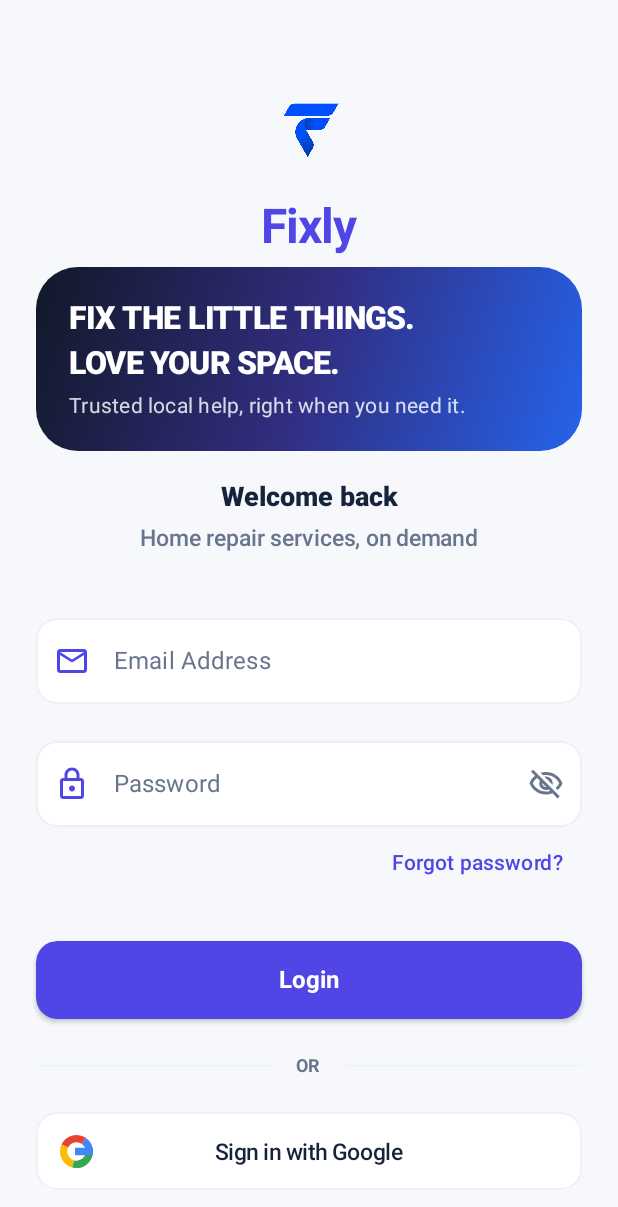
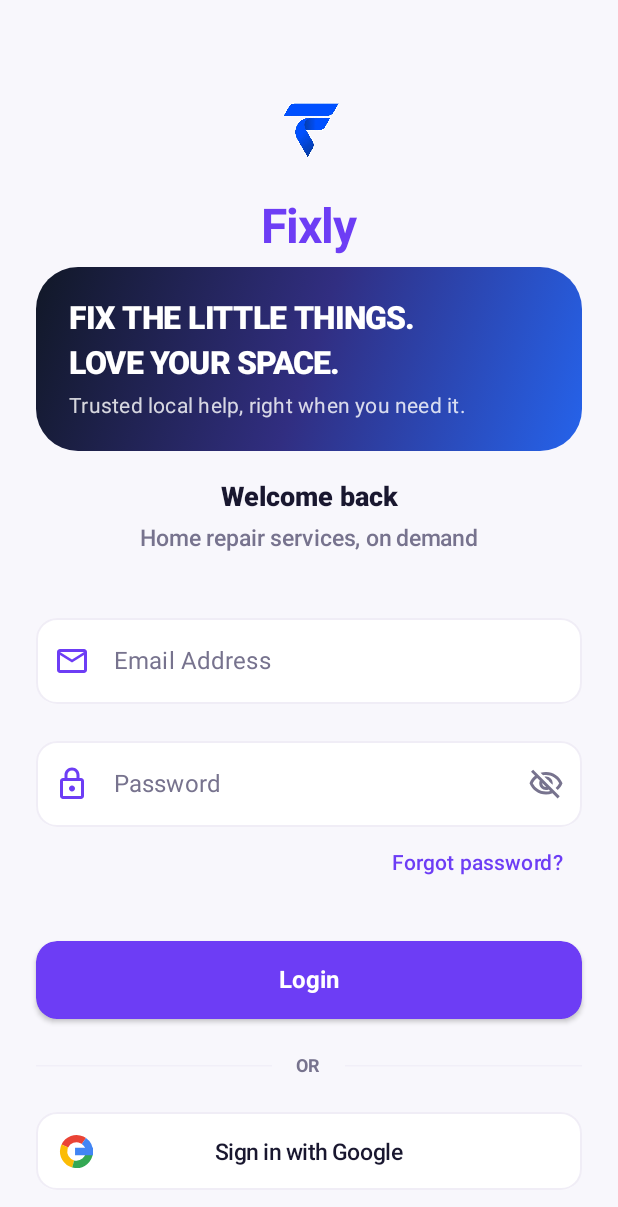
Before and after one commit to Bhanuka-Hewawasam/Fixly, an Android app built with Jetpack Compose: the screen it shows after launch (MainActivity), on a phone screen of 412 x 824 dp. Shown: the top 1207 px of the screen. Run offline under Robolectric (Android 15) with nearby library versions, the phone set to English and light mode, and no system bars; our stand-ins replace Firebase (no records; nobody signed in at launch, a user with empty details on screens opened directly).

Commit message:
Refresh Fixly visual identity with premium violet palette

```diff
--- a/app/src/main/java/lk/ac/nibm/hdse/fixly_20/ui/theme/Color.kt
+++ b/app/src/main/java/lk/ac/nibm/hdse/fixly_20/ui/theme/Color.kt
@@ -2,44 +2,44 @@ package lk.ac.nibm.hdse.fixly_20.ui.theme
 
 import androidx.compose.ui.graphics.Color
 
-// Bold Fixly identity — electric indigo, deep ink and a crisp lime accent.
-val FixlyPrimary = Color(0xFF4F46E5)
+// Fixly visual system: confident violet, midnight ink and a soft lilac canvas.
+val FixlyPrimary = Color(0xFF6D3DF5)
 val FixlyOnPrimary = Color(0xFFFFFFFF)
-val FixlyPrimaryContainer = Color(0xFFEDEBFF)
-val FixlyOnPrimaryContainer = Color(0xFF312E81)
+val FixlyPrimaryContainer = Color(0xFFEDE6FF)
+val FixlyOnPrimaryContainer = Color(0xFF351477)
 
-val FixlyNavy = Color(0xFF111827)
-val FixlyNavyLight = Color(0xFF26324A)
+val FixlyNavy = Color(0xFF17153B)
+val FixlyNavyLight = Color(0xFF302B59)
 val FixlyOnNavy = Color(0xFFFFFFFF)
 
-val FixlySuccess = Color(0xFF0F9F78)
-val FixlySuccessContainer = Color(0xFFDDF7ED)
-val FixlyOnSuccessContainer = Color(0xFF075C43)
+val FixlySuccess = Color(0xFF16A66A)
+val FixlySuccessContainer = Color(0xFFE0F7EC)
+val FixlyOnSuccessContainer = Color(0xFF075B39)
 
-val FixlyEmergency = Color(0xFFE5484D)
-val FixlyEmergencyContainer = Color(0xFFFFE8E8)
-val FixlyOnEmergencyContainer = Color(0xFF9F2028)
+val FixlyEmergency = Color(0xFFE54858)
+val FixlyEmergencyContainer = Color(0xFFFFE9EC)
+val FixlyOnEmergencyContainer = Color(0xFF9F2434)
 
-val FixlyWarning = Color(0xFFE59A22)
-val FixlyWarningContainer = Color(0xFFFFF3D8)
+val FixlyWarning = Color(0xFFE7A12B)
+val FixlyWarningContainer = Color(0xFFFFF3DA)
 
-val FixlyBackgroundLight = Color(0xFFF6F8FC)
+val FixlyBackgroundLight = Color(0xFFF8F7FC)
 val FixlySurfaceLight = Color(0xFFFFFFFF)
-val FixlySurfaceVariantLight = Color(0xFFEEF2F8)
+val FixlySurfaceVariantLight = Color(0xFFF0EDFA)
 
-val FixlyOnSurfaceLight = Color(0xFF17233B)
-val FixlyOnSurfaceVariantLight = Color(0xFF68758D)
-val FixlyOutlineLight = Color(0xFFE1E7F0)
+val FixlyOnSurfaceLight = Color(0xFF19172F)
+val FixlyOnSurfaceVariantLight = Color(0xFF77738E)
+val FixlyOutlineLight = Color(0xFFE6E1F0)
 
-// Dark palette — avoid pure black and preserve readable contrast.
-val FixlyBackgroundDark = Color(0xFF0C1220)
-val FixlySurfaceDark = Color(0xFF151E30)
-val FixlySurfaceVariantDark = Color(0xFF202C42)
+// Dark palette — preserve the same violet identity with accessible contrast.
+val FixlyBackgroundDark = Color(0xFF100F20)
+val FixlySurfaceDark = Color(0xFF1A1830)
+val FixlySurfaceVariantDark = Color(0xFF292642)
 
-val FixlyPrimaryDark = Color(0xFFA5B4FC)
-val FixlyPrimaryContainerDark = Color(0xFF3730A3)
-val FixlyOnPrimaryContainerDark = Color(0xFFE3EAFF)
+val FixlyPrimaryDark = Color(0xFFBBA5FF)
+val FixlyPrimaryContainerDark = Color(0xFF49318A)
+val FixlyOnPrimaryContainerDark = Color(0xFFEDE6FF)
 
-val FixlyOnSurfaceDark = Color(0xFFF3F6FC)
-val FixlyOnSurfaceVariantDark = Color(0xFFABB7CC)
-val FixlyOutlineDark = Color(0xFF34435B)
+val FixlyOnSurfaceDark = Color(0xFFF7F5FF)
+val FixlyOnSurfaceVariantDark = Color(0xFFB8B3CE)
+val FixlyOutlineDark = Color(0xFF3B3754)
```
